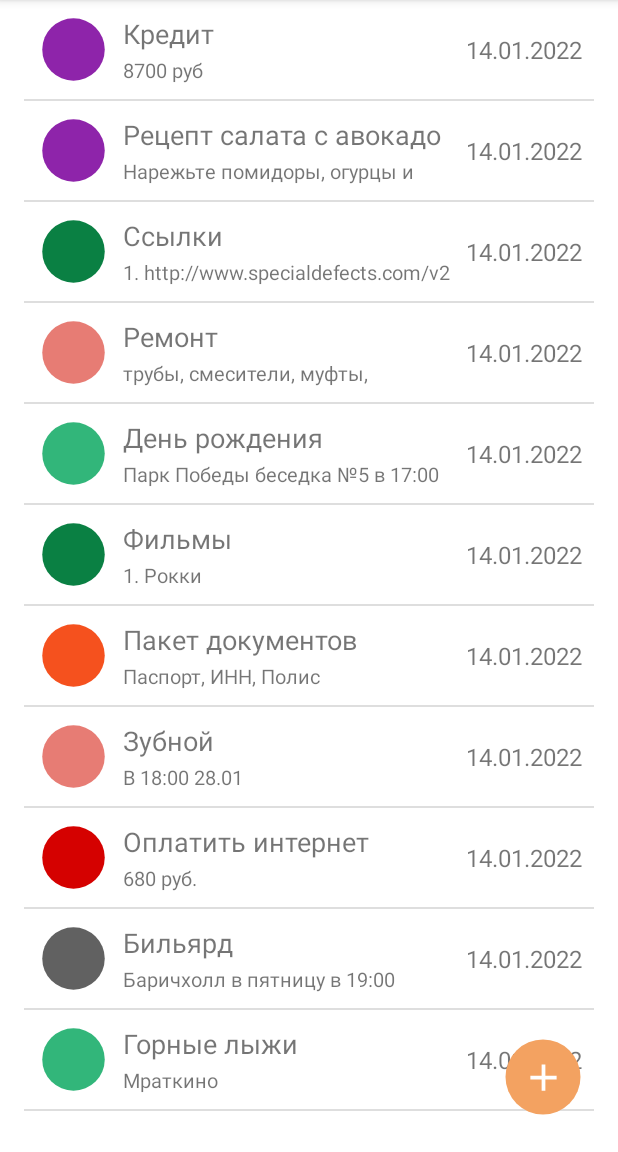
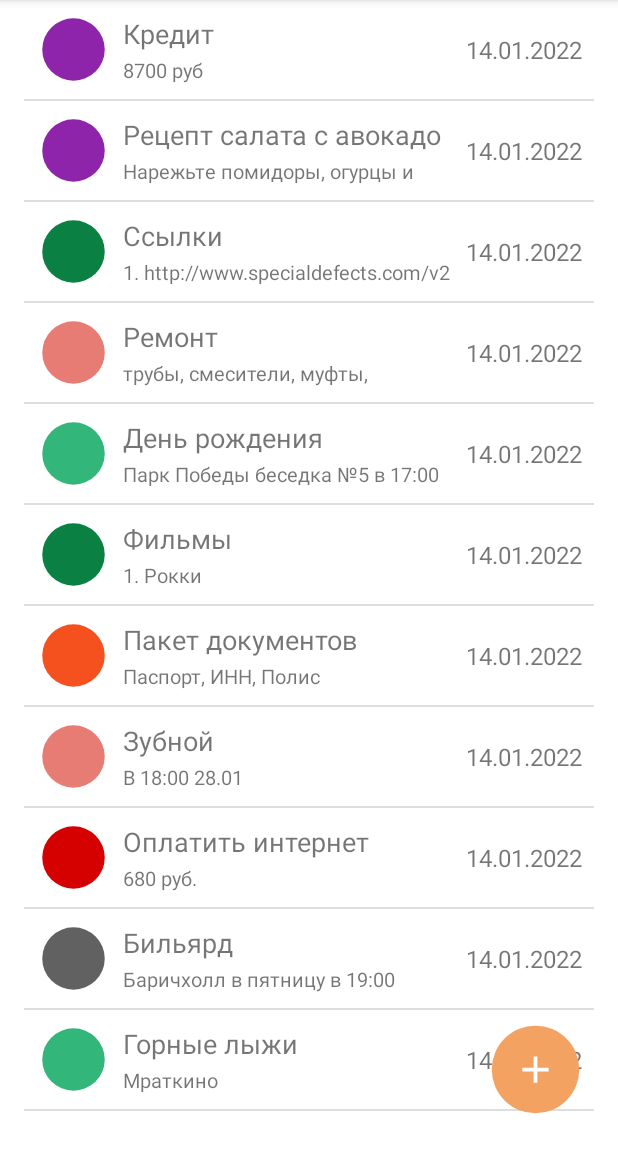
Before and after one commit to dach83/gb03-android-on-java-notes, an Android app: the screen it shows after launch (RecyclerActivity), on a phone screen of 412 x 824 dp, the part 84-1236 px from its top. Run offline under Robolectric (Android 15) with nearby library versions, the phone set to English and light mode, and no system bars.

Commit message:
исправил рисование меню на телефоне

```diff
--- a/app/src/main/res/values/dimens.xml
+++ b/app/src/main/res/values/dimens.xml
@@ -7,7 +7,7 @@
     <dimen name="header_text_size">18sp</dimen>
     <dimen name="date_text_size">16sp</dimen>
     <dimen name="separator_line_height">1dp</dimen>
-    <dimen name="add_button_diameter">60dp</dimen>
+    <dimen name="add_button_diameter">70dp</dimen>
     <dimen name="add_button_elevation">4dp</dimen>
     <dimen name="add_button_margin">20dp</dimen>
 </resources>
```
Also changed, not shown: app/src/main/java/com/example/gb03_android_on_java_notes/ui/EditorActivity.java (+10 -2 lines).
